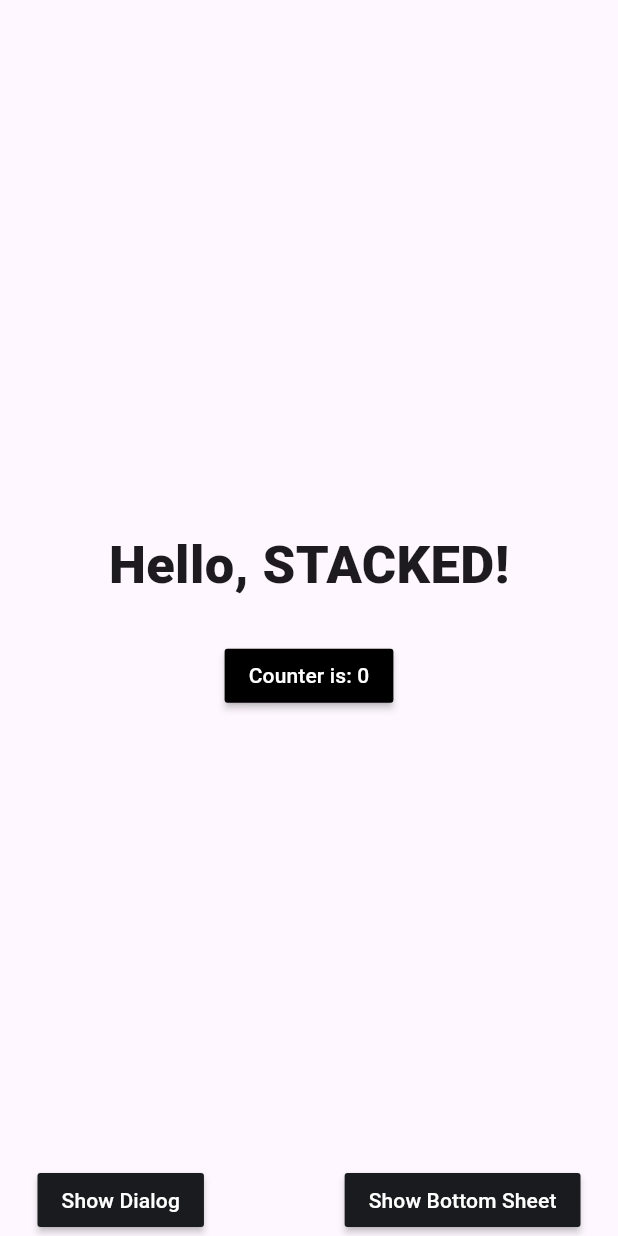
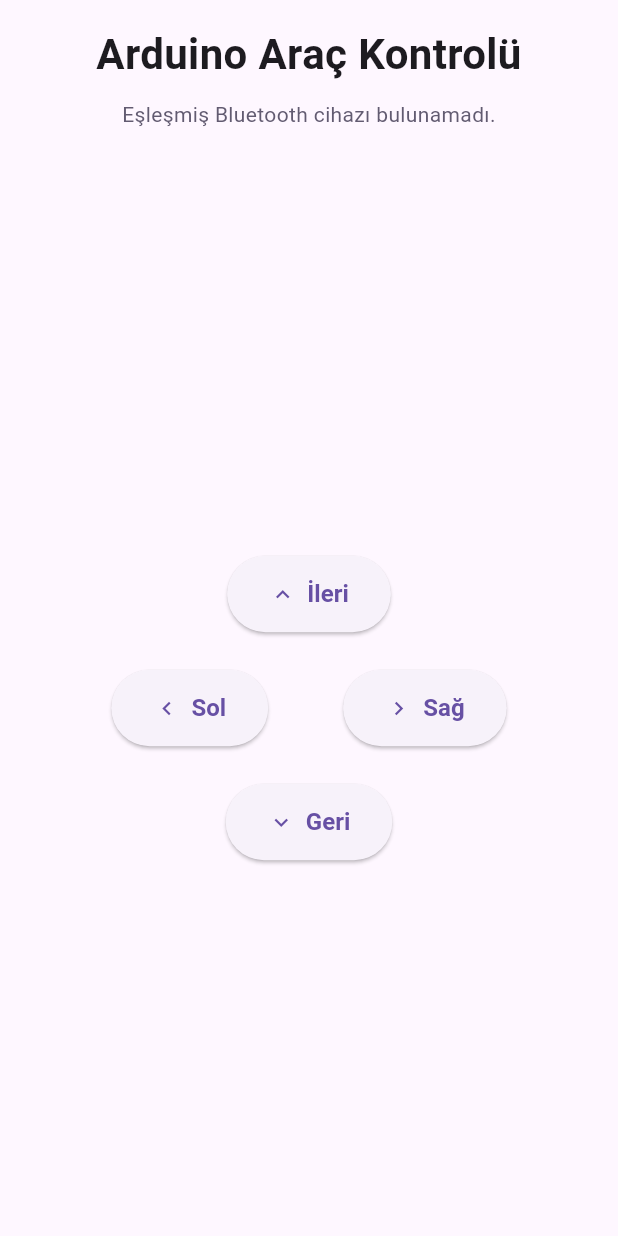
Before and after one commit to halitm4m/arduino-car-controler, a Flutter app: the screen it shows after launch, on a phone screen of 412 x 824 dp. Run offline on Flutter 3.47's test engine with Material 3 defaults, Android fonts, the phone set to English and light mode, and no system bars; our stand-ins replace flutter_bluetooth_serial, stacked, stacked_services, stacked_shared.

Commit message:
Add bluetooth control UI for Arduino

```diff
--- a/lib/ui/views/home/home_view.dart
+++ b/lib/ui/views/home/home_view.dart
@@ -1,6 +1,5 @@
 import 'package:flutter/material.dart';
 import 'package:stacked/stacked.dart';
-import 'package:arduino_car_controler/ui/common/app_colors.dart';
 import 'package:arduino_car_controler/ui/common/ui_helpers.dart';
 
 import 'home_viewmodel.dart';
@@ -13,56 +12,64 @@
     return Scaffold(
       body: SafeArea(
         child: Padding(
-          padding: const EdgeInsets.symmetric(horizontal: 25.0),
-          child: Center(
-            child: Column(
-              mainAxisSize: MainAxisSize.max,
-              mainAxisAlignment: MainAxisAlignment.spaceBetween,
-              children: [
-                verticalSpaceLarge,
-                Column(
+          padding: const EdgeInsets.symmetric(horizontal: 24.0, vertical: 16.0),
+          child: Column(
+            crossAxisAlignment: CrossAxisAlignment.stretch,
+            children: [
+              const Text(
+                'Arduino Araç Kontrolü',
+                textAlign: TextAlign.center,
+                style: TextStyle(
+                  fontSize: 28,
+                  fontWeight: FontWeight.w700,
+                ),
+              ),
+              verticalSpaceSmall,
+              Text(
+                viewModel.statusMessage,
+                textAlign: TextAlign.center,
+                style: TextStyle(
+                  fontSize: 14,
+                  color: Theme.of(context).colorScheme.secondary,
+                ),
+              ),
+              verticalSpaceLarge,
+              Expanded(
+                child: Column(
+                  mainAxisAlignment: MainAxisAlignment.center,
                   children: [
-                    const Text(
-                      'Hello, STACKED!',
-                      style: TextStyle(
-                        fontSize: 35,
-                        fontWeight: FontWeight.w900,
-                      ),
+                    _ControlButton(
+                      label: 'İleri',
+                      icon: Icons.keyboard_arrow_up,
+                      onPressed: () => viewModel.sendCommand('F'),
                     ),
                     verticalSpaceMedium,
-                    MaterialButton(
-                      color: Colors.black,
-                      onPressed: viewModel.incrementCounter,
-                      child: Text(
-                        viewModel.counterLabel,
-                        style: const TextStyle(color: Colors.white),
-                      ),
+                    Row(
+                      mainAxisAlignment: MainAxisAlignment.center,
+                      children: [
+                        _ControlButton(
+                          label: 'Sol',
+                          icon: Icons.keyboard_arrow_left,
+                          onPressed: () => viewModel.sendCommand('L'),
+                        ),
+                        horizontalSpaceLarge,
+                        _ControlButton(
+                          label: 'Sağ',
+                          icon: Icons.keyboard_arrow_right,
+                          onPressed: () => viewModel.sendCommand('R'),
+                        ),
+                      ],
+                    ),
+                    verticalSpaceMedium,
+                    _ControlButton(
+                      label: 'Geri',
+                      icon: Icons.keyboard_arrow_down,
+                      onPressed: () => viewModel.sendCommand('B'),
                     ),
                   ],
                 ),
-                Row(
-                  mainAxisAlignment: MainAxisAlignment.spaceBetween,
-                  children: [
-                    MaterialButton(
-                      color: kcDarkGreyColor,
-                      onPressed: viewModel.showDialog,
-                      child: const Text(
-                        'Show Dialog',
-                        style: TextStyle(color: Colors.white),
-                      ),
-                    ),
-                    MaterialButton(
-                      color: kcDarkGreyColor,
-                      onPressed: viewModel.showBottomSheet,
-                      child: const Text(
-                        'Show Bottom Sheet',
-                        style: TextStyle(color: Colors.white),
-                      ),
-                    ),
-                  ],
-                ),
-              ],
-            ),
+              ),
+            ],
           ),
         ),
       ),
@@ -71,4 +78,35 @@
 
   @override
   HomeViewModel viewModelBuilder(BuildContext context) => HomeViewModel();
+
+  @override
+  void onViewModelReady(HomeViewModel viewModel) {
+    viewModel.initialize();
+    super.onViewModelReady(viewModel);
+  }
 }
+
+class _ControlButton extends StatelessWidget {
+  const _ControlButton({
+    required this.label,
+    required this.icon,
+    required this.onPressed,
+  });
+
+  final String label;
+  final IconData icon;
+  final VoidCallback onPressed;
+
+  @override
+  Widget build(BuildContext context) {
+    return ElevatedButton.icon(
+      onPressed: onPressed,
+      icon: Icon(icon),
+      label: Text(label),
+      style: ElevatedButton.styleFrom(
+        padding: const EdgeInsets.symmetric(horizontal: 28, vertical: 16),
+        textStyle: const TextStyle(fontSize: 16, fontWeight: FontWeight.w600),
+      ),
+    );
+  }
+}
--- a/lib/ui/views/home/home_viewmodel.dart
+++ b/lib/ui/views/home/home_viewmodel.dart
@@ -1,36 +1,79 @@
-import 'package:arduino_car_controler/app/app.bottomsheets.dart';
-import 'package:arduino_car_controler/app/app.dialogs.dart';
-import 'package:arduino_car_controler/app/app.locator.dart';
-import 'package:arduino_car_controler/ui/common/app_strings.dart';
+import 'dart:convert';
+import 'dart:typed_data';
+
+import 'package:flutter_bluetooth_serial/flutter_bluetooth_serial.dart';
 import 'package:stacked/stacked.dart';
-import 'package:stacked_services/stacked_services.dart';
 
 class HomeViewModel extends BaseViewModel {
-  final _dialogService = locator<DialogService>();
-  final _bottomSheetService = locator<BottomSheetService>();
+  final FlutterBluetoothSerial _bluetooth = FlutterBluetoothSerial.instance;
 
-  String get counterLabel => 'Counter is: $_counter';
+  BluetoothConnection? _connection;
+  String _statusMessage = 'Bluetooth bağlantısı hazırlanıyor...';
+  bool _isConnecting = false;
 
-  int _counter = 0;
+  String get statusMessage => _statusMessage;
+  bool get isConnected => _connection?.isConnected ?? false;
 
-  void incrementCounter() {
-    _counter++;
+  Future<void> initialize() async {
+    await _connectToFirstBondedDevice();
+  }
+
+  Future<void> _connectToFirstBondedDevice() async {
+    if (_isConnecting) {
+      return;
+    }
+    _isConnecting = true;
+    _statusMessage = 'Eşleşmiş cihazlar aranıyor...';
+    rebuildUi();
+
+    try {
+      final devices = await _bluetooth.getBondedDevices();
+      if (devices.isEmpty) {
+        _statusMessage = 'Eşleşmiş Bluetooth cihazı bulunamadı.';
+        return;
+      }
+
+      final BluetoothDevice device = devices.first;
+      _statusMessage = '${device.name ?? device.address} cihazına bağlanılıyor...';
+      rebuildUi();
+
+      final connection = await BluetoothConnection.toAddress(device.address);
+      _connection = connection;
+      _statusMessage = '${device.name ?? device.address} bağlı.';
+      connection.input?.listen((data) {}).onDone(() {
+        _statusMessage = 'Bluetooth bağlantısı kapandı.';
+        rebuildUi();
+      });
+    } catch (error) {
+      _statusMessage = 'Bağlantı hatası: $error';
+    } finally {
+      _isConnecting = false;
+      rebuildUi();
+    }
+  }
+
+  Future<void> sendCommand(String command) async {
+    if (!isConnected) {
+      _statusMessage = 'Bluetooth bağlantısı yok.';
+      rebuildUi();
+      return;
+    }
+
+    try {
+      final Uint8List data = Uint8List.fromList(utf8.encode(command));
+      _connection?.output.add(data);
+      await _connection?.output.allSent;
+      _statusMessage = 'Gönderildi: $command';
+    } catch (error) {
+      _statusMessage = 'Gönderim hatası: $error';
+    }
     rebuildUi();
   }
 
-  void showDialog() {
-    _dialogService.showCustomDialog(
-      variant: DialogType.infoAlert,
-      title: 'Stacked Rocks!',
-      description: 'Give stacked $_counter stars on Github',
-    );
-  }
-
-  void showBottomSheet() {
-    _bottomSheetService.showCustomSheet(
-      variant: BottomSheetType.notice,
-      title: ksHomeBottomSheetTitle,
-      description: ksHomeBottomSheetDescription,
-    );
+  @override
+  void dispose() {
+    _connection?.finish();
+    _connection?.dispose();
+    super.dispose();
   }
 }
--- a/pubspec.yaml
+++ b/pubspec.yaml
@@ -9,6 +9,7 @@
 dependencies:
   flutter:
     sdk: flutter
+  flutter_bluetooth_serial: ^0.4.0
   stacked: ^3.4.0
   stacked_services: ^1.1.0
 
```
Also changed, not shown: 2 other files.
